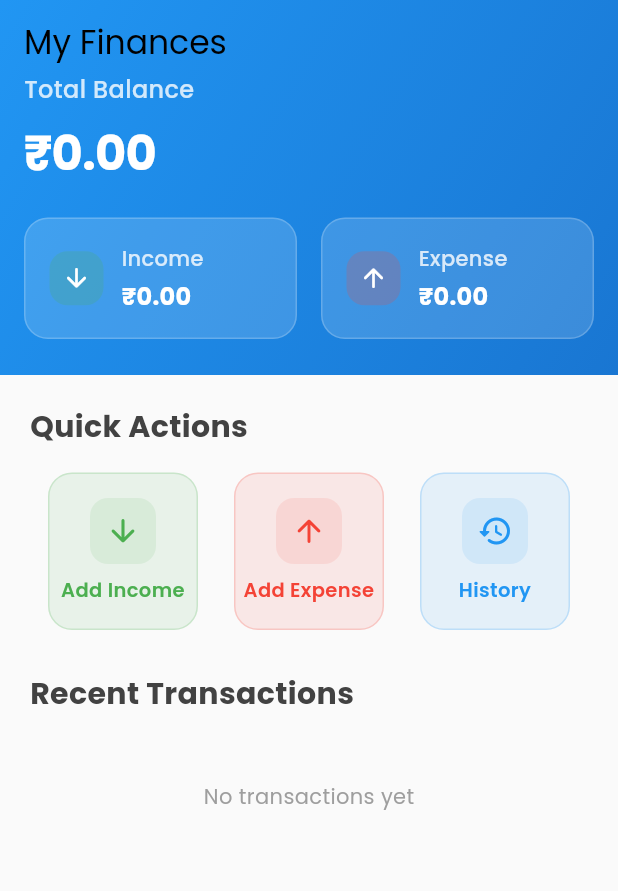
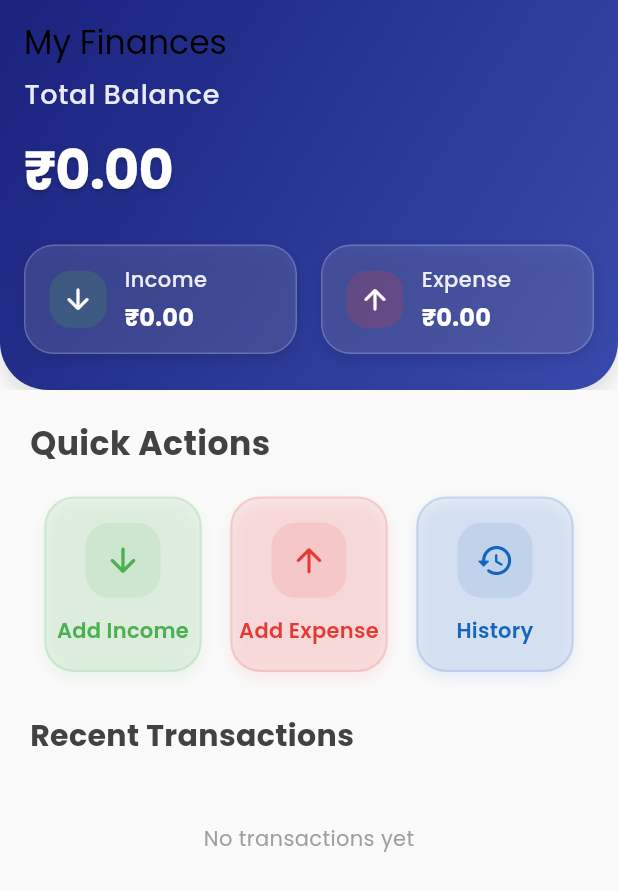
Before and after one commit to Demo7Vlizer/Expense-Tracker.., a Flutter app: the screen it shows after launch, on a phone screen of 412 x 824 dp. Shown: the top 891 px of the screen. Run offline on Flutter 3.47's test engine with Material 3 defaults, Android fonts, the phone set to English and light mode, and no system bars; our stand-ins replace fl_chart, flutter_slidable, google_fonts, shared_preferences.

Commit message:
enhencing the ui of homepage only

```diff
--- a/lib/views/home_page.dart
+++ b/lib/views/home_page.dart
@@ -20,7 +20,7 @@ class HomePage extends StatelessWidget {
             return CustomScrollView(
               slivers: [
                 SliverAppBar(
-                  expandedHeight: 250,
+                  expandedHeight: 260,
                   floating: true,
                   pinned: true,
                   flexibleSpace: FlexibleSpaceBar(
@@ -54,34 +54,42 @@ class HomePage extends StatelessWidget {
                       final transaction = transactions[index - 1];
                       return Padding(
                         padding:
-                            EdgeInsets.symmetric(horizontal: 16, vertical: 4),
+                            EdgeInsets.symmetric(horizontal: 16, vertical: 6),
                         child: Card(
-                          elevation: 0,
+                          elevation: 2,
                           shape: RoundedRectangleBorder(
-                            borderRadius: BorderRadius.circular(16),
+                            borderRadius: BorderRadius.circular(20),
                             side: BorderSide(
                               color: Colors.grey.withOpacity(0.2),
                               width: 1,
                             ),
                           ),
                           child: ListTile(
-                            contentPadding: EdgeInsets.all(12),
+                            contentPadding: EdgeInsets.symmetric(
+                                horizontal: 16, vertical: 12),
                             leading: Container(
                               width: 48,
                               height: 48,
                               decoration: BoxDecoration(
                                 color: transaction.isIncome
-                                    ? Colors.green.withOpacity(0.1)
-                                    : Colors.red.withOpacity(0.1),
+                                    ? Color(0xFF4CAF50).withOpacity(0.12)
+                                    : Color(0xFFE53935).withOpacity(0.12),
                                 borderRadius: BorderRadius.circular(12),
+                                boxShadow: [
+                                  BoxShadow(
+                                    color: Colors.black.withOpacity(0.05),
+                                    blurRadius: 4,
+                                    offset: Offset(0, 2),
+                                  ),
+                                ],
                               ),
                               child: Icon(
                                 transaction.isIncome
                                     ? Icons.arrow_downward_rounded
                                     : Icons.arrow_upward_rounded,
                                 color: transaction.isIncome
-                                    ? Colors.green
-                                    : Colors.red,
+                                    ? Color(0xFF4CAF50)
+                                    : Color(0xFFE53935),
                                 size: 24,
                               ),
                             ),
@@ -92,7 +100,9 @@ class HomePage extends StatelessWidget {
                                     transaction.title,
                                     style: TextStyle(
                                       fontWeight: FontWeight.bold,
-                                      fontSize: 16,
+                                      fontSize: 17,
+                                      letterSpacing: 0.2,
+                                      color: Colors.grey[800],
                                     ),
                                   ),
                                 ),
@@ -100,10 +110,11 @@ class HomePage extends StatelessWidget {
                                   _currencyFormat.format(transaction.amount),
                                   style: TextStyle(
                                     color: transaction.isIncome
-                                        ? Colors.green
-                                        : Colors.red,
+                                        ? Color(0xFF4CAF50)
+                                        : Color(0xFFE53935),
                                     fontWeight: FontWeight.bold,
-                                    fontSize: 16,
+                                    fontSize: 17,
+                                    letterSpacing: 0.2,
                                   ),
                                 ),
                               ],
@@ -121,6 +132,7 @@ class HomePage extends StatelessWidget {
                                   style: TextStyle(
                                     color: Colors.grey[600],
                                     fontSize: 14,
+                                    fontWeight: FontWeight.w500,
                                   ),
                                 ),
                                 if (transaction.note?.isNotEmpty ?? false) ...[
@@ -137,6 +149,7 @@ class HomePage extends StatelessWidget {
                                   style: TextStyle(
                                     color: Colors.grey[600],
                                     fontSize: 12,
+                                    fontWeight: FontWeight.w500,
                                   ),
                                 ),
                               ],
@@ -167,14 +180,18 @@ class HomePage extends StatelessWidget {
         gradient: LinearGradient(
           begin: Alignment.topLeft,
           end: Alignment.bottomRight,
-          colors: [Color(0xFF2196F3), Color(0xFF1976D2)],
+          colors: [Color(0xFF1A237E), Color(0xFF3949AB)],
           stops: [0.0, 1.0],
+        ),
+        borderRadius: BorderRadius.only(
+          bottomLeft: Radius.circular(32),
+          bottomRight: Radius.circular(32),
         ),
         boxShadow: [
           BoxShadow(
-            color: Colors.black.withOpacity(0.1),
-            blurRadius: 10,
-            offset: Offset(0, 5),
+            color: Colors.black.withOpacity(0.15),
+            blurRadius: 15,
+            offset: Offset(0, 8),
           ),
         ],
       ),
@@ -185,36 +202,44 @@ class HomePage extends StatelessWidget {
           Text(
             'Total Balance',
             style: TextStyle(
-              color: Colors.white.withOpacity(0.8),
-              fontSize: 16,
+              color: Colors.white.withOpacity(0.9),
+              fontSize: 18,
               fontWeight: FontWeight.w500,
+              letterSpacing: 0.5,
             ),
           ),
-          SizedBox(height: 8),
+          SizedBox(height: 12),
           Text(
             _currencyFormat
                 .format(provider.totalIncome - provider.totalExpense),
             style: TextStyle(
               color: Colors.white,
-              fontSize: 32,
-              fontWeight: FontWeight.bold,
+              fontSize: 36,
+              fontWeight: FontWeight.w700,
               letterSpacing: -0.5,
+              shadows: [
+                Shadow(
+                  color: Colors.black.withOpacity(0.2),
+                  offset: Offset(0, 2),
+                  blurRadius: 4,
+                ),
+              ],
             ),
           ),
-          SizedBox(height: 20),
+          SizedBox(height: 24),
           Row(
             children: [
               _buildBalanceCard(
                 'Income',
                 provider.totalIncome,
-                Colors.green,
+                Color(0xFF4CAF50),
                 Icons.arrow_downward_rounded,
               ),
               SizedBox(width: 16),
               _buildBalanceCard(
                 'Expense',
                 provider.totalExpense,
-                Colors.red,
+                Color(0xFFE53935),
                 Icons.arrow_upward_rounded,
               ),
             ],
@@ -228,14 +253,21 @@ class HomePage extends StatelessWidget {
       String title, double amount, Color color, IconData icon) {
     return Expanded(
       child: Container(
-        padding: EdgeInsets.all(16),
+        padding: EdgeInsets.symmetric(horizontal: 16, vertical: 12),
         decoration: BoxDecoration(
-          color: Colors.white.withOpacity(0.15),
-          borderRadius: BorderRadius.circular(16),
+          color: Colors.white.withOpacity(0.12),
+          borderRadius: BorderRadius.circular(20),
           border: Border.all(
             color: Colors.white.withOpacity(0.2),
             width: 1,
           ),
+          boxShadow: [
+            BoxShadow(
+              color: Colors.black.withOpacity(0.1),
+              blurRadius: 8,
+              offset: Offset(0, 4),
+            ),
+          ],
         ),
         child: Row(
           children: [
@@ -243,12 +275,12 @@ class HomePage extends StatelessWidget {
               padding: EdgeInsets.all(8),
               decoration: BoxDecoration(
                 color: color.withOpacity(0.2),
-                borderRadius: BorderRadius.circular(12),
+                borderRadius: BorderRadius.circular(14),
               ),
               child: Icon(
                 icon,
                 color: Colors.white,
-                size: 20,
+                size: 22,
               ),
             ),
             SizedBox(width: 12),
@@ -259,9 +291,10 @@ class HomePage extends StatelessWidget {
                   Text(
                     title,
                     style: TextStyle(
-                      color: Colors.white.withOpacity(0.8),
+                      color: Colors.white.withOpacity(0.9),
                       fontSize: 14,
                       fontWeight: FontWeight.w500,
+                      letterSpacing: 0.3,
                     ),
                   ),
                   SizedBox(height: 4),
@@ -270,7 +303,8 @@ class HomePage extends StatelessWidget {
                     style: TextStyle(
                       color: Colors.white,
                       fontSize: 16,
-                      fontWeight: FontWeight.bold,
+                      fontWeight: FontWeight.w700,
+                      letterSpacing: 0.2,
                     ),
                     maxLines: 1,
                     overflow: TextOverflow.ellipsis,
@@ -294,12 +328,13 @@ class HomePage extends StatelessWidget {
           Text(
             'Quick Actions',
             style: TextStyle(
-              fontSize: 20,
-              fontWeight: FontWeight.bold,
+              fontSize: 22,
+              fontWeight: FontWeight.w700,
               color: Colors.grey[800],
+              letterSpacing: 0.3,
             ),
           ),
-          SizedBox(height: 16),
+          SizedBox(height: 20),
           Row(
             mainAxisAlignment: MainAxisAlignment.spaceAround,
             children: [
@@ -307,7 +342,7 @@ class HomePage extends StatelessWidget {
                 context,
                 'Add Income',
                 Icons.arrow_downward_rounded,
-                Colors.green,
+                Color(0xFF4CAF50),
                 () => Navigator.push(
                   context,
                   MaterialPageRoute(
@@ -329,7 +364,7 @@ class HomePage extends StatelessWidget {
                 context,
                 'Add Expense',
                 Icons.arrow_upward_rounded,
-                Colors.red,
+                Color(0xFFE53935),
                 () => Navigator.push(
                   context,
                   MaterialPageRoute(
@@ -351,7 +386,7 @@ class HomePage extends StatelessWidget {
                 context,
                 'History',
                 Icons.history_rounded,
-                Colors.blue,
+                Color(0xFF1565C0),
                 () => Navigator.push(
                   context,
                   MaterialPageRoute(builder: (_) => HistoryPage()),
@@ -374,38 +409,46 @@ class HomePage extends StatelessWidget {
     return GestureDetector(
       onTap: onPressed,
       child: Container(
-        width: 100,
+        width: 105,
         padding: EdgeInsets.symmetric(vertical: 16),
         decoration: BoxDecoration(
-          color: color.withOpacity(0.1),
-          borderRadius: BorderRadius.circular(16),
+          color: color.withOpacity(0.08),
+          borderRadius: BorderRadius.circular(20),
           border: Border.all(
-            color: color.withOpacity(0.2),
-            width: 1,
+            color: color.withOpacity(0.15),
+            width: 1.5,
           ),
+          boxShadow: [
+            BoxShadow(
+              color: color.withOpacity(0.1),
+              blurRadius: 8,
+              offset: Offset(0, 4),
+            ),
+          ],
         ),
         child: Column(
           mainAxisSize: MainAxisSize.min,
           children: [
             Container(
-              padding: EdgeInsets.all(10),
+              padding: EdgeInsets.all(12),
               decoration: BoxDecoration(
                 color: color.withOpacity(0.1),
-                borderRadius: BorderRadius.circular(12),
+                borderRadius: BorderRadius.circular(16),
               ),
               child: Icon(
                 icon,
                 color: color,
-                size: 24,
+                size: 26,
               ),
             ),
-            SizedBox(height: 8),
+            SizedBox(height: 12),
             Text(
               label,
               style: TextStyle(
                 color: color,
-                fontSize: 13,
+                fontSize: 14,
                 fontWeight: FontWeight.w600,
+                letterSpacing: 0.2,
               ),
               textAlign: TextAlign.center,
             ),
```
